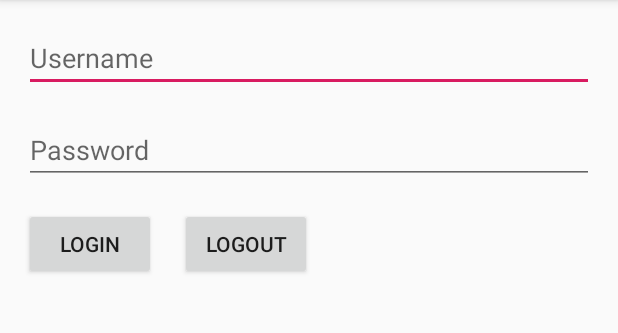
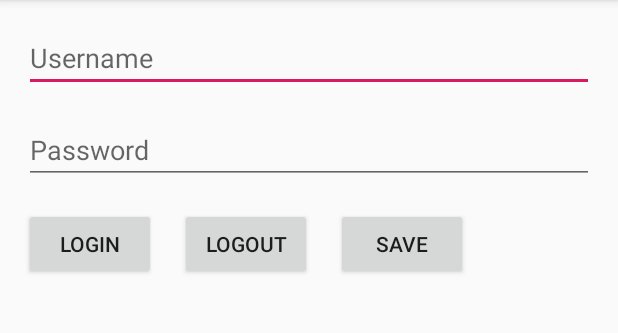
Before and after one commit to arifrgilang/Pintas, an Android app: the screen it shows after launch (MainActivity), on a phone screen of 412 x 824 dp, the part 84-417 px from its top. Run offline under Robolectric (Android 15) with nearby library versions, the phone set to English and light mode, and no system bars; libraries missing offline, so code that uses them is left out: com.androidnetworking, com.androidnetworking.common, com.androidnetworking.error, com.androidnetworking.interfaces, com.facebook.stetho and 1 more; 3 statements that could not run were skipped.

Commit message:
add save feature

```diff
--- a/app/src/main/java/com/rz/pintas/MainActivity.kt
+++ b/app/src/main/java/com/rz/pintas/MainActivity.kt
@@ -2,6 +2,7 @@ package com.rz.pintas
 
 import android.content.Context
 import android.content.IntentFilter
+import android.content.SharedPreferences
 import android.net.wifi.WifiManager
 import androidx.appcompat.app.AppCompatActivity
 import android.os.Bundle
@@ -21,6 +22,10 @@ class MainActivity : AppCompatActivity() {
     override fun onCreate(savedInstanceState: Bundle?) {
         super.onCreate(savedInstanceState)
         setContentView(R.layout.activity_main)
+        val sp = getSharedPreferences("Main", Context.MODE_PRIVATE)
+
+        username.setText(sp.getString("username",""))
+        password.setText(sp.getString("password",""))
 
         val client = OkHttpClient().newBuilder()
             .addNetworkInterceptor(StethoInterceptor())
@@ -33,6 +38,17 @@ class MainActivity : AppCompatActivity() {
         logout_button.setOnClickListener{
             logout()
         }
+        save_button.setOnClickListener{
+            save(sp)
+        }
+    }
+
+    private fun save(sp: SharedPreferences){
+        val editor = sp.edit()
+        editor.putString("username", username.text.toString())
+        editor.putString("password", password.text.toString())
+        editor.apply()
+        toast("Username and Password is saved")
     }
 
     private fun login(){
--- a/app/src/main/res/layout/activity_main.xml
+++ b/app/src/main/res/layout/activity_main.xml
@@ -44,6 +44,14 @@
             android:layout_marginTop="16dp"
             android:text="@string/logout" />
 
+        <Button
+            android:id="@+id/save_button"
+            android:layout_width="wrap_content"
+            android:layout_height="wrap_content"
+            android:text="@string/save"
+            android:layout_marginStart="16dp"
+            android:layout_marginTop="16dp"/>
+
     </LinearLayout>
 
 </LinearLayout>
--- a/app/src/main/res/values/strings.xml
+++ b/app/src/main/res/values/strings.xml
@@ -4,4 +4,5 @@
     <string name="logout">Logout</string>
     <string name="password">Password</string>
     <string name="username">Username</string>
+    <string name="save">Save</string>
 </resources>
```
